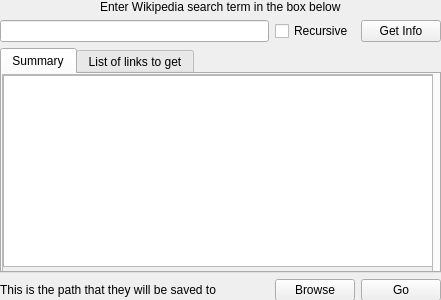
First picture: the form in WikepediaProject/wikipediaGui.ui, repository lazzaroevan/Python-Projects, before the edit.
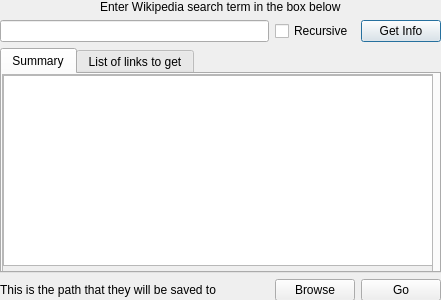
Second picture: the form after the edit.

Commit message: Fixed search funtionality and added directory chooser

The edit to the form file:
```diff
--- a/WikepediaProject/wikipediaGui.ui
+++ b/WikepediaProject/wikipediaGui.ui
@@ -35,6 +35,12 @@
       <property name="text">
        <string>Get Info</string>
       </property>
+      <property name="autoDefault">
+       <bool>true</bool>
+      </property>
+      <property name="default">
+       <bool>true</bool>
+      </property>
      </widget>
     </item>
     <item row="0" column="0" colspan="3" alignment="Qt::AlignHCenter">
@@ -87,15 +93,15 @@
             <x>0</x>
             <y>0</y>
             <width>431</width>
-            <height>192</height>
+            <height>191</height>
            </rect>
           </property>
           <property name="html">
            <string>&lt;!DOCTYPE HTML PUBLIC &quot;-//W3C//DTD HTML 4.0//EN&quot; &quot;http://www.w3.org/TR/REC-html40/strict.dtd&quot;&gt;
-&lt;html&gt;&lt;head&gt;&lt;meta name=&quot;qrichtext&quot; content=&quot;1&quot; /&gt;&lt;meta charset=&quot;utf-8&quot; /&gt;&lt;style type=&quot;text/css&quot;&gt;
+&lt;html&gt;&lt;head&gt;&lt;meta name=&quot;qrichtext&quot; content=&quot;1&quot; /&gt;&lt;style type=&quot;text/css&quot;&gt;
 p, li { white-space: pre-wrap; }
-&lt;/style&gt;&lt;/head&gt;&lt;body style=&quot; font-family:'Segoe UI'; font-size:9pt; font-weight:400; font-style:normal;&quot;&gt;
-&lt;p style=&quot;-qt-paragraph-type:empty; margin-top:0px; margin-bottom:0px; margin-left:0px; margin-right:0px; -qt-block-indent:0; text-indent:0px;&quot;&gt;&lt;br /&gt;&lt;/p&gt;&lt;/body&gt;&lt;/html&gt;</string>
+&lt;/style&gt;&lt;/head&gt;&lt;body style=&quot; font-family:'MS Shell Dlg 2'; font-size:8.25pt; font-weight:400; font-style:normal;&quot;&gt;
+&lt;p style=&quot;-qt-paragraph-type:empty; margin-top:0px; margin-bottom:0px; margin-left:0px; margin-right:0px; -qt-block-indent:0; text-indent:0px; font-family:'Segoe UI'; font-size:9pt;&quot;&gt;&lt;br /&gt;&lt;/p&gt;&lt;/body&gt;&lt;/html&gt;</string>
           </property>
          </widget>
         </widget>
```
Left out of the diff: 8 changed lines with no effect on the pictures. The commit also changes 1 other file.
